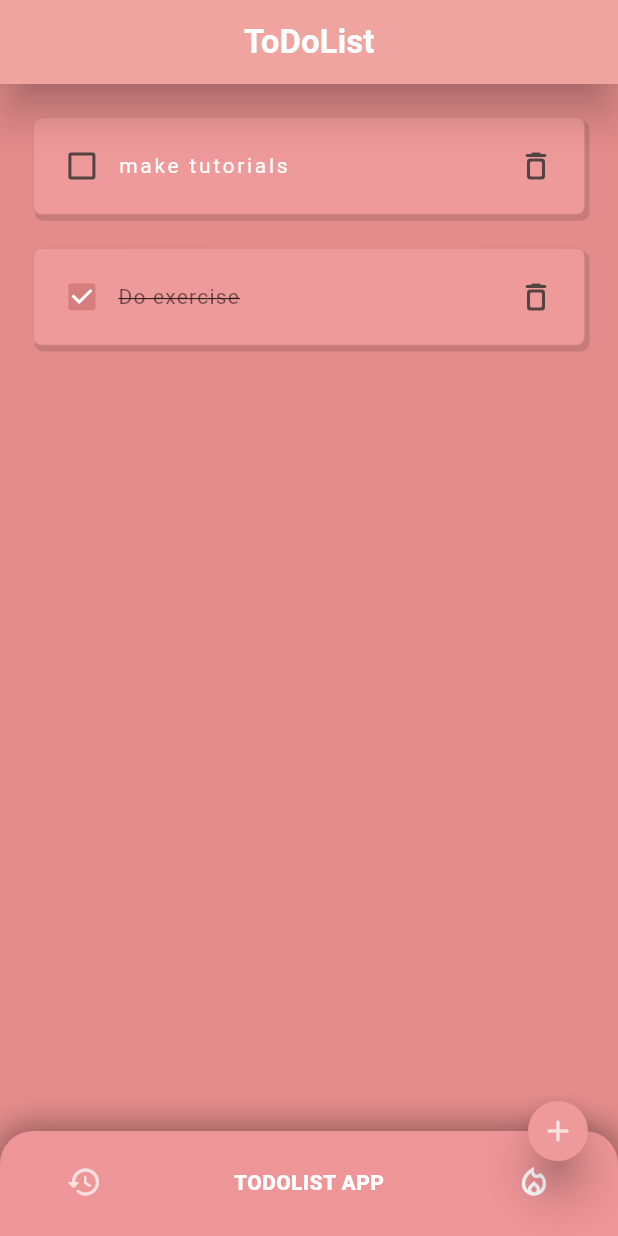
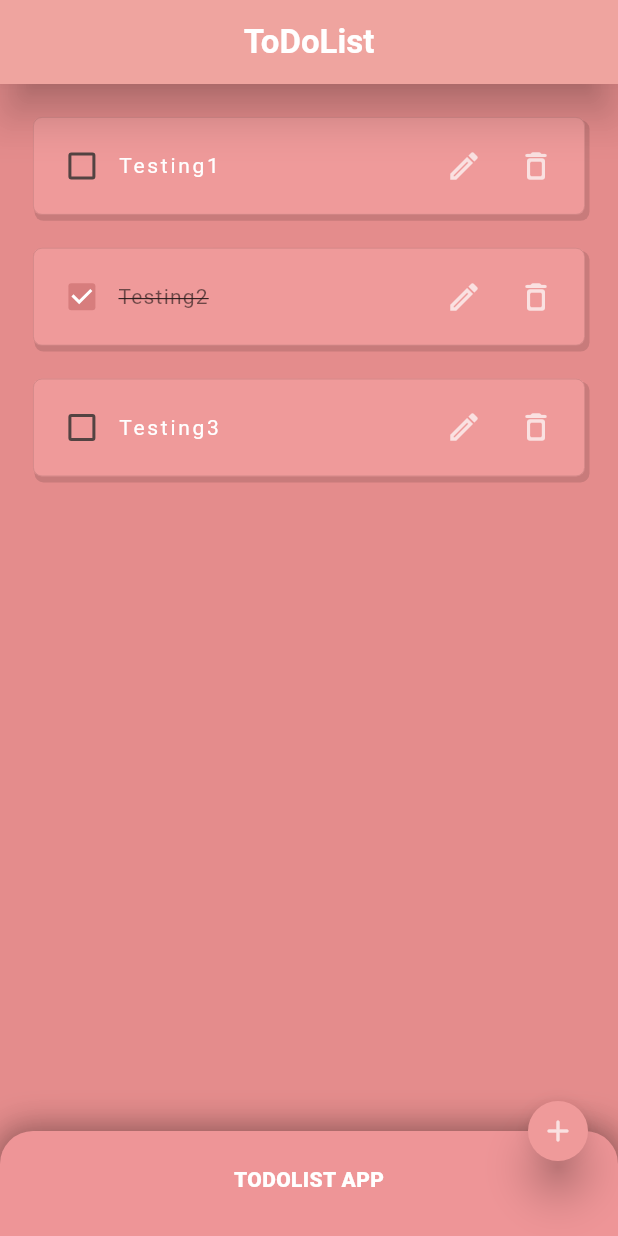
Before and after one commit to SarthakMohanty1965/CODSOFT, a Flutter app: the screen it shows after launch, on a phone screen of 412 x 824 dp. Run offline on Flutter 3.47's test engine with Material 3 defaults, Android fonts, the phone set to English and light mode, and no system bars.

Commit message:
added feature Update Task
Finally, CRUD operations are complete.
1.Add task ,
2.Delete Task ,
3.Edit task,
4.Overall Enhanced User Experience
5.Implemented StateManagement

```diff
--- a/task_02/lib/main.dart
+++ b/task_02/lib/main.dart
@@ -37,8 +37,9 @@ class _MyHomePageState extends State<MyHomePage> {
 
   final _controller = TextEditingController();
   List toDoList = [
-    ['make tutorials', false],
-    ['Do exercise', true],
+    ['Testing1', false],
+    ['Testing2', true],
+    ['Testing3',false],
   ];
 
   void createNewTask(){
@@ -78,12 +79,24 @@ class _MyHomePageState extends State<MyHomePage> {
       ),
 
       body: Center(
+        child: Column(
+
+          children: [
+            Expanded(
               child: ListView.builder(
                 itemCount: toDoList.length,
                 itemBuilder: (context, index) {
                   return ToDoList(
                       taskName: toDoList[index][0],
                       taskCompleted: toDoList[index][1],
+                      onEdit: (){
+                        _controller.text = toDoList[index][0];
+                        setState(() {
+                         createNewTask();
+                          toDoList[index][0]= _controller.text ;
+                         toDoList.remove(toDoList[index]);
+                        });
+                      },
                       onDelete: (){
                         setState(() {
                           toDoList.remove(toDoList[index]);
@@ -97,9 +110,16 @@ class _MyHomePageState extends State<MyHomePage> {
                 },
               ),
             ),
+            const Padding(
+              padding: EdgeInsets.all(8.0),
+              child: SizedBox(height: 72.5,),
+            )
+          ],
+        ),
+      ),
       bottomSheet: Container(
         height: 70,
-        decoration: BoxDecoration(
+        decoration: const BoxDecoration(
             color: Color.fromARGB(255, 238, 149, 151),
             borderRadius: BorderRadius.only(
                 topLeft: Radius.circular(22), topRight: Radius.circular(22)),
@@ -108,26 +128,13 @@ class _MyHomePageState extends State<MyHomePage> {
             ]),
         child: Column(
           children: [
-            SizedBox(
+            const SizedBox(
               height: 22,
             ),
             Row(
               mainAxisAlignment: MainAxisAlignment.spaceAround,
               children: [
-                InkWell(
-                    onTap: () {
-                      /*Navigator.push(
-                          context,
-                          MaterialPageRoute(
-                              builder: (context) => HistoryPage()));*/
-                    },
-                    child: Tooltip(
-                      message: 'History',
-                      child: Icon(
-                        Icons.history_rounded,
-                        color: Colors.white70,
-                      ),
-                    )),
+
                 InkWell(
                     onTap: () {
                       showDialog(
@@ -161,16 +168,6 @@ class _MyHomePageState extends State<MyHomePage> {
                             color: Colors.white, fontWeight: FontWeight.w800),
                       ),
                     )),
-                InkWell(
-                    onTap: () {},
-
-                    child:const Tooltip(
-                      message: "Share ScreenShot",
-                      child: Icon(
-                        Icons.local_fire_department_outlined,
-                        color: Colors.white,
-                      ),
-                    ))
               ],
             ),
           ],
@@ -179,7 +176,7 @@ class _MyHomePageState extends State<MyHomePage> {
       floatingActionButton: FloatingActionButton(
         onPressed: createNewTask,
         elevation: 12,
-        shape: CircleBorder(),
+        shape: const CircleBorder(),
         tooltip: 'Add Task',
         mini: true,
         backgroundColor: Colors.red.shade200,
@@ -188,7 +185,9 @@ class _MyHomePageState extends State<MyHomePage> {
           color: Colors.white70,
         ),
       ),
-      backgroundColor: Color.fromARGB(225, 224, 125, 125),
+      backgroundColor: const Color.fromARGB(225, 224, 125, 125),
     );
   }
+
+
 }
--- a/task_02/lib/todo_list.dart
+++ b/task_02/lib/todo_list.dart
@@ -7,13 +7,15 @@ class ToDoList extends StatelessWidget {
   late final bool taskCompleted;
   Function(bool?)? onChanged;
   VoidCallback onDelete;
+  VoidCallback onEdit;
 
   ToDoList({
     super.key,
     required this.taskName,
     required this.taskCompleted,
     required this.onChanged,
-    required this.onDelete
+    required this.onDelete,
+    required this.onEdit,
   });
 
   @override
@@ -50,7 +52,12 @@ class ToDoList extends StatelessWidget {
                     letterSpacing:taskCompleted?0.8:1.8),
               ),
             ),
-            IconButton(onPressed: onDelete, icon: Icon(Icons.delete_outline_rounded))
+            Tooltip(
+              message: "Edit Task",
+                child: IconButton(onPressed: onEdit, icon: Icon(Icons.edit_outlined,color: Colors.white70,))),
+            Tooltip(
+              message: "Delete Task",
+                child: IconButton(onPressed: onDelete, icon: Icon(Icons.delete_outline_rounded,color: Colors.white70,)))
           ],
         ),
       ),
```
Also changed, not shown: task_02/lib/addtask.dart (+6 -8 lines). Lines whose indentation alone changed are shown as unchanged.
